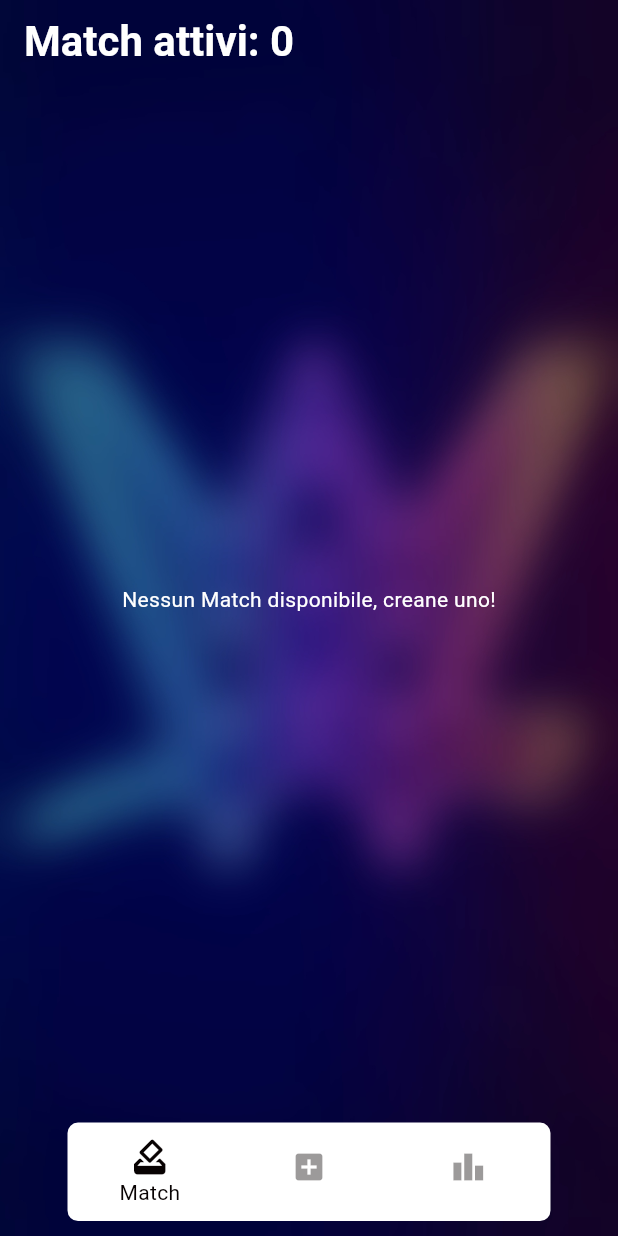
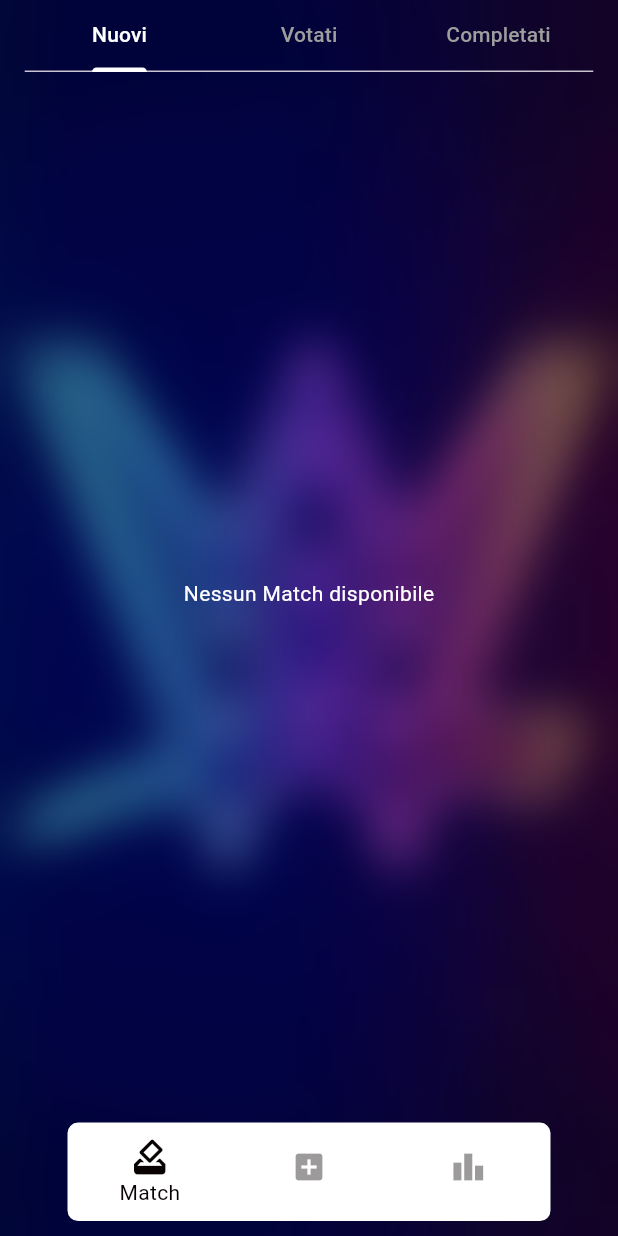
Before and after one commit to morenoboasso/wwe-sus, a Flutter app: the screen it shows after launch, after a tap on the "arrow forward" icon, on a phone screen of 412 x 824 dp. Run offline on Flutter 3.47's test engine with Material 3 defaults, Android fonts, the phone set to English and light mode, and no system bars; our stand-ins replace audioplayers, auto_size_text, cloud_firestore, firebase_core, get, get_storage and 1 more; accounts and stored records are empty.

Commit message:
feat: add sound playback and improve match card UI
Added audioplayers package and sound.mp3 asset to play a sound on app startup. Refactored match card list logic to support tabbed filtering (new, voted, completed) and improved UI feedback in match card items, including winner/loser icons and gradient backgrounds. Removed unnecessary validation from match type input.

```diff
--- a/lib/main.dart
+++ b/lib/main.dart
@@ -2,10 +2,9 @@ import 'package:flutter/material.dart';
 import 'package:get/get.dart';
 import 'package:firebase_core/firebase_core.dart';
 import 'package:get_storage/get_storage.dart';
-import 'package:permission_handler/permission_handler.dart';
 import 'package:wwe_bets/routes/routes.dart';
-import 'package:wwe_bets/services/db_service.dart';
 import 'firebase_options.dart';
+import 'package:audioplayers/audioplayers.dart';
 
 void main() async {
   WidgetsFlutterBinding.ensureInitialized();
@@ -13,6 +12,9 @@ void main() async {
     options: DefaultFirebaseOptions.currentPlatform,
   );
   await GetStorage.init();
+
+  final player = AudioPlayer();
+  await player.play(AssetSource('sound.mp3'));
 
   final box = GetStorage();
   final userName = box.read('userName');
--- a/lib/pages/create_match_card_page.dart
+++ b/lib/pages/create_match_card_page.dart
@@ -116,9 +116,6 @@ class _CreateMatchCardPageState extends State<CreateMatchCardPage> {
                             validator: (value) {
                               if (value == null || value.trim().isEmpty) {
                                 return 'Inserisci tipo di match.';
-                              }
-                              if (!RegExp(r'^[a-zA-Z\s]+$').hasMatch(value)) {
-                                return 'Il tipo di match può contenere solo lettere e spazi.';
                               }
                               return null;
                             },
--- a/lib/pages/match_card_list_page.dart
+++ b/lib/pages/match_card_list_page.dart
@@ -16,51 +16,77 @@ class MatchCardListPage extends StatefulWidget {
 class _MatchCardListPageState extends State<MatchCardListPage> {
   final DbService dbService = DbService();
   Map<String, bool> isVoteSubmitted = {};
-  late Future<List<QueryDocumentSnapshot>> _matchCardsFuture;
+  late Future<List<Map<String, dynamic>>> _matchCardsFuture;
+
+  List<Map<String, dynamic>> nonVotati = [];
+  List<Map<String, dynamic>> votatiNonConclusi = [];
+  List<Map<String, dynamic>> completati = [];
 
   @override
   void initState() {
     super.initState();
-    _matchCardsFuture = _fetchMatchCards();
+    _matchCardsFuture = _fetchMatchCardsWithDetails();
   }
 
-  // Add the delete method
+  Future<List<Map<String, dynamic>>> _fetchMatchCardsWithDetails() async {
+    final snapshot = await FirebaseFirestore.instance.collection('matchCards').get();
+
+    List<Map<String, dynamic>> matchCards = [];
+    for (var doc in snapshot.docs) {
+      final matchId = doc.id;
+      final title = doc['title'] as String;
+      final type = doc['type'] as String;
+      final wrestlers = List<String>.from(doc['wrestlers']);
+
+      // Recupero info extra per filtraggio
+      final userSelection = await dbService.getUserSelection(matchId);
+      final matchWinner = await dbService.getMatchWinner(matchId);
+
+      matchCards.add({
+        'matchId': matchId,
+        'title': title,
+        'type': type,
+        'wrestlers': wrestlers,
+        'selectableWrestlers': [...wrestlers, 'No Contest'],
+        'userSelection': userSelection,
+        'matchWinner': matchWinner,
+      });
+    }
+
+    // Filtra qui i match per tab
+    nonVotati = matchCards.where((m) =>
+    m['userSelection'] == null && m['matchWinner'] == null
+    ).toList();
+
+    votatiNonConclusi = matchCards.where((m) =>
+    m['userSelection'] != null && m['matchWinner'] == null
+    ).toList();
+
+    completati = matchCards.where((m) =>
+    m['matchWinner'] != null
+    ).toList();
+
+    return matchCards;
+  }
+
   void _deleteMatchCard(String matchId) async {
     try {
       await dbService.deleteMatchCard(matchId);
       _showSuccessSnackbar('Match eliminato con successo!');
-      // Reload the match cards after deletion
       setState(() {
-        _matchCardsFuture = _fetchMatchCards();
+        _matchCardsFuture = _fetchMatchCardsWithDetails();
       });
     } catch (e) {
       _showErrorSnackbar('Errore durante l\'eliminazione del match!');
     }
   }
 
-
-  Future<List<QueryDocumentSnapshot>> _fetchMatchCards() async {
-    final snapshot = await FirebaseFirestore.instance.collection('matchCards').get();
-    final matchCards = snapshot.docs;
-
-    // Ordina i match cards
-    matchCards.sort((a, b) {
-      final aUserSelection = isVoteSubmitted[a.id] ?? false;
-      final bUserSelection = isVoteSubmitted[b.id] ?? false;
-      // Metti i match non votati prima di quelli votati
-      return aUserSelection == bUserSelection ? 0 : (aUserSelection ? 1 : -1);
-    });
-
-    return matchCards;
-  }
-
   void _onSelectionSaved(String matchId, String selectedWrestler) {
     setState(() {
-      isVoteSubmitted[matchId] = true; // Aggiorna lo stato di voto
+      isVoteSubmitted[matchId] = true;
+      _matchCardsFuture = _fetchMatchCardsWithDetails();
     });
     _showSuccessSnackbar('Hai votato $selectedWrestler con successo!');
-    // Ricarica i match cards per aggiornare l'ordinamento
-    _matchCardsFuture = _fetchMatchCards();
   }
 
   void _showSuccessSnackbar(String message) {
@@ -81,29 +107,43 @@ class _MatchCardListPageState extends State<MatchCardListPage> {
     ).show();
   }
 
+  Widget _buildTabWithBadge(String title, int count) {
+    return Stack(
+      clipBehavior: Clip.none,
+      children: [
+        Tab(text: title),
+        if (count > 0)
+          Positioned(
+            right: -18,
+            top: 2,
+            child: Container(
+              padding: const EdgeInsets.all(5),
+              decoration: const BoxDecoration(
+                color: Colors.redAccent,
+                shape: BoxShape.circle,
+              ),
+              child: Text(
+                count.toString(),
+                textAlign: TextAlign.center,
+                style: const TextStyle(
+                  color: Colors.white,
+                  fontSize: 12,
+                  fontWeight: FontWeight.bold,
+                ),
+              ),
+            ),
+          ),
+      ],
+    );
+  }
+
   @override
   Widget build(BuildContext context) {
     final double horizontalPadding = MediaQuery.of(context).size.width * 0.04;
 
-    return Scaffold(
-      appBar: AppBar(
-        backgroundColor: Colors.transparent,
-        elevation: 0,
-        title: FutureBuilder<List<QueryDocumentSnapshot>>(
-          future: _matchCardsFuture,
-          builder: (context, snapshot) {
-            if (snapshot.connectionState == ConnectionState.waiting) {
-              return  Text('Match attivi', style: MemoText.createMatchCardButton);
-            }
-
-            final matchCardsCount = snapshot.data?.length ?? 0;
-            return Text(
-              'Match attivi: $matchCardsCount',
-              style: MemoText.createMatchCardButton,
-            );
-          },
-        ),
-      ),
+    return DefaultTabController(
+      length: 3,
+      child: Scaffold(
         extendBodyBehindAppBar: true,
         body: Stack(
           children: [
@@ -116,9 +156,7 @@ class _MatchCardListPageState extends State<MatchCardListPage> {
               ),
             ),
             SafeArea(
-            child: Padding(
-              padding: EdgeInsets.symmetric(horizontal: horizontalPadding),
-              child: FutureBuilder<List<QueryDocumentSnapshot>>(
+              child: FutureBuilder<List<Map<String, dynamic>>>(
                 future: _matchCardsFuture,
                 builder: (context, snapshot) {
                   if (snapshot.connectionState == ConnectionState.waiting) {
@@ -138,12 +176,49 @@ class _MatchCardListPageState extends State<MatchCardListPage> {
                     );
                   }
 
-                  final matchCards = snapshot.data ?? [];
+                  return Column(
+                    children: [
+                      Padding(
+                        padding: EdgeInsets.symmetric(horizontal: horizontalPadding),
+                        child: TabBar(
+                          indicatorColor: Colors.white,
+                          labelColor: Colors.white,
+                          unselectedLabelColor: Colors.grey,
+                          tabs: [
+                            _buildTabWithBadge('Nuovi', nonVotati.length),
+                            _buildTabWithBadge('Votati', votatiNonConclusi.length),
+                            _buildTabWithBadge('Completati', completati.length),
+                          ],
+                        ),
+                      ),
+                      Expanded(
+                        child: Padding(
+                          padding: EdgeInsets.symmetric(horizontal: horizontalPadding),
+                          child: TabBarView(
+                            children: [
+                              _buildMatchList(nonVotati),
+                              _buildMatchList(votatiNonConclusi),
+                              _buildMatchList(completati),
+                            ],
+                          ),
+                        ),
+                      ),
+                    ],
+                  );
+                },
+              ),
+            ),
+          ],
+        ),
+      ),
+    );
+  }
 
-                  if (matchCards.isEmpty) {
+  Widget _buildMatchList(List<Map<String, dynamic>> matches) {
+    if (matches.isEmpty) {
       return Center(
         child: Text(
-                        'Nessun Match disponibile, creane uno!',
+          'Nessun Match disponibile',
           style: MemoText.noMatches,
         ),
       );
@@ -151,47 +226,22 @@ class _MatchCardListPageState extends State<MatchCardListPage> {
 
     return SingleChildScrollView(
       child: Column(
-                      children: [
-                        Padding(
-                          padding: const EdgeInsets.symmetric(vertical: 8.0),
-                          child: ListView.builder(
-                            itemCount: matchCards.length,
-                            shrinkWrap: true,
-                            physics: const NeverScrollableScrollPhysics(),
-                            itemBuilder: (context, index) {
-                              final matchCard = matchCards[index];
-                              final matchId = matchCard.id;
-                              final title = matchCard['title'] as String;
-                              final type = matchCard['type'] as String;
-                              final wrestlers = List<String>.from(matchCard['wrestlers']);
-
-                              final selectableWrestlers = List<String>.from(wrestlers)..add('No Contest');
-
+        children: matches.map((match) {
           return Padding(
             padding: const EdgeInsets.symmetric(vertical: 8.0),
             child: MatchCardItem(
-                                  matchId: matchId,
-                                  title: title,
-                                  type: type,
-                                  wrestlers: wrestlers,
-                                  selectableWrestlers: selectableWrestlers,
+              matchId: match['matchId'],
+              title: match['title'],
+              type: match['type'],
+              wrestlers: match['wrestlers'],
+              selectableWrestlers: match['selectableWrestlers'],
               dbService: dbService,
               isVoteSubmitted: isVoteSubmitted,
               onSelectionSaved: _onSelectionSaved,
               onDelete: _deleteMatchCard,
             ),
           );
-                            },
-                          ),
-                        ),
-                      ],
-                    ),
-                  );
-                },
-              ),
-            ),
-          ),
-        ],
+        }).toList(),
       ),
     );
   }
--- a/pubspec.yaml
+++ b/pubspec.yaml
@@ -44,6 +44,7 @@ dependencies:
   vibration: ^3.1.3
   auto_size_text: ^3.0.0
   permission_handler: ^12.0.1
+  audioplayers: ^6.5.0
 
 dev_dependencies:
   flutter_test:
```
Also changed, not shown: lib/widgets/match_card_item.dart (+31 -6 lines), pubspec.lock, 1 other file. Lines whose indentation alone changed are shown as unchanged.
